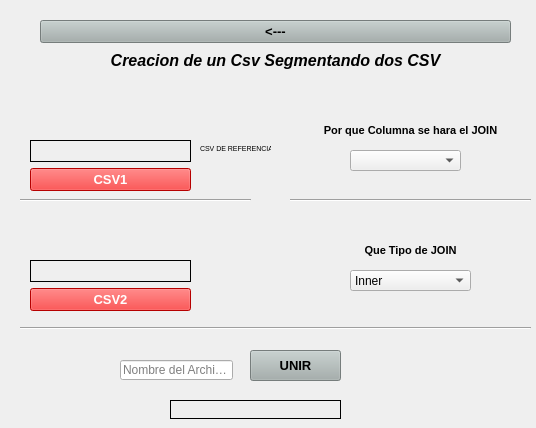
Qt form CSV/interfaz/VentanaUnirCSV.ui (DanielRojas2002/PyQt5) before a commit.
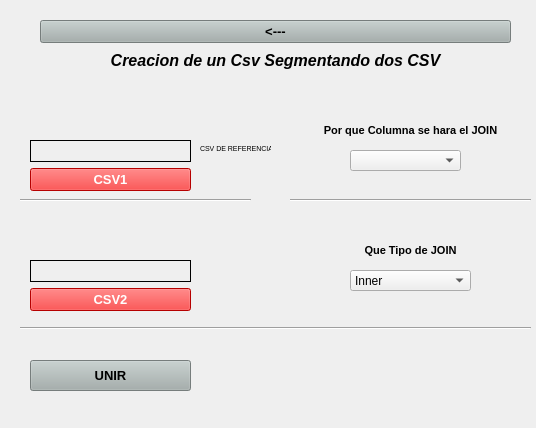
The same form after that commit. Icons and pictures are not drawn.

Commit message: Agregue la interfaz de guardar como en la clase de segmentarcsv

What changed in the file:
```diff
--- a/CSV/interfaz/VentanaUnirCSV.ui
+++ b/CSV/interfaz/VentanaUnirCSV.ui
@@ -20,9 +20,9 @@
    <widget class="QPushButton" name="unir">
     <property name="geometry">
      <rect>
-      <x>250</x>
-      <y>350</y>
-      <width>91</width>
+      <x>30</x>
+      <y>360</y>
+      <width>161</width>
       <height>31</height>
      </rect>
     </property>
@@ -207,35 +207,6 @@
      </property>
     </item>
    </widget>
-   <widget class="QLabel" name="resultado">
-    <property name="geometry">
-     <rect>
-      <x>170</x>
-      <y>400</y>
-      <width>171</width>
-      <height>19</height>
-     </rect>
-    </property>
-    <property name="font">
-     <font>
-      <pointsize>9</pointsize>
-      <weight>75</weight>
-      <bold>true</bold>
-     </font>
-    </property>
-    <property name="styleSheet">
-     <string notr="true"/>
-    </property>
-    <property name="frameShape">
-     <enum>QFrame::Box</enum>
-    </property>
-    <property name="text">
-     <string/>
-    </property>
-    <property name="alignment">
-     <set>Qt::AlignCenter</set>
-    </property>
-   </widget>
    <widget class="QLabel" name="img1">
     <property name="geometry">
      <rect>
@@ -344,34 +315,12 @@
      <enum>Qt::Horizontal</enum>
     </property>
    </widget>
-   <widget class="QLabel" name="img4">
-    <property name="geometry">
-     <rect>
-      <x>70</x>
-      <y>350</y>
-      <width>41</width>
-      <height>41</height>
-     </rect>
-    </property>
-    <property name="styleSheet">
-     <string notr="true"/>
-    </property>
-    <property name="text">
-     <string/>
-    </property>
-    <property name="pixmap">
-     <pixmap>../multimedia/igual.png</pixmap>
-    </property>
-    <property name="scaledContents">
-     <bool>true</bool>
-    </property>
-   </widget>
    <widget class="QLabel" name="img5">
     <property name="geometry">
      <rect>
-      <x>370</x>
+      <x>250</x>
       <y>350</y>
-      <width>41</width>
+      <width>71</width>
       <height>41</height>
      </rect>
     </property>
@@ -391,9 +340,9 @@
    <widget class="QLabel" name="img6">
     <property name="geometry">
      <rect>
-      <x>450</x>
+      <x>400</x>
       <y>340</y>
-      <width>71</width>
+      <width>91</width>
       <height>61</height>
      </rect>
     </property>
@@ -553,25 +502,6 @@
      </item>
     </layout>
    </widget>
-   <widget class="QLineEdit" name="nombrearchivo">
-    <property name="geometry">
-     <rect>
-      <x>120</x>
-      <y>360</y>
-      <width>113</width>
-      <height>20</height>
-     </rect>
-    </property>
-    <property name="styleSheet">
-     <string notr="true"/>
-    </property>
-    <property name="text">
-     <string/>
-    </property>
-    <property name="placeholderText">
-     <string>Nombre del Archivo:</string>
-    </property>
-   </widget>
    <zorder>unir</zorder>
    <zorder>layoutWidget</zorder>
    <zorder>subtitulo1</zorder>
```
Left out of the diff: 3 changed lines with no effect on the pictures. The commit also changes 2 other files.
